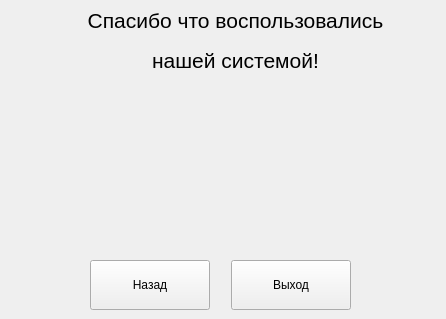
This is uis/form2.ui in proffix4/PythonForm2 as Qt 5 draws it before an edit. The edited form follows.
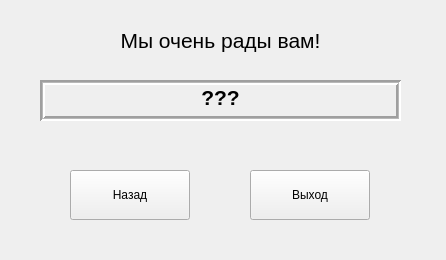
This is the edited form.

The edit to the form file:
```diff
--- a/uis/form2.ui
+++ b/uis/form2.ui
@@ -7,19 +7,19 @@
     <x>0</x>
     <y>0</y>
     <width>446</width>
-    <height>319</height>
+    <height>260</height>
    </rect>
   </property>
   <property name="minimumSize">
    <size>
     <width>446</width>
-    <height>319</height>
+    <height>260</height>
    </size>
   </property>
   <property name="maximumSize">
    <size>
     <width>446</width>
-    <height>319</height>
+    <height>260</height>
    </size>
   </property>
   <property name="windowTitle">
@@ -29,9 +29,9 @@
    <widget class="QLabel" name="label">
     <property name="geometry">
      <rect>
-      <x>50</x>
-      <y>0</y>
-      <width>371</width>
+      <x>40</x>
+      <y>20</y>
+      <width>361</width>
       <height>41</height>
      </rect>
     </property>
@@ -42,7 +42,7 @@
      </font>
     </property>
     <property name="text">
-     <string>Спасибо что воспользовались</string>
+     <string>Мы очень рады вам!</string>
     </property>
     <property name="alignment">
      <set>Qt::AlignCenter</set>
@@ -51,9 +51,9 @@
    <widget class="QLabel" name="label_2">
     <property name="geometry">
      <rect>
-      <x>50</x>
-      <y>40</y>
-      <width>371</width>
+      <x>40</x>
+      <y>80</y>
+      <width>361</width>
       <height>41</height>
      </rect>
     </property>
@@ -61,20 +61,34 @@
      <font>
       <family>Segoe UI</family>
       <pointsize>16</pointsize>
+      <weight>75</weight>
+      <bold>true</bold>
      </font>
     </property>
+    <property name="frameShape">
+     <enum>QFrame::Box</enum>
+    </property>
+    <property name="frameShadow">
+     <enum>QFrame::Sunken</enum>
+    </property>
+    <property name="lineWidth">
+     <number>2</number>
+    </property>
+    <property name="midLineWidth">
+     <number>1</number>
+    </property>
     <property name="text">
-     <string>нашей системой!</string>
+     <string>???</string>
     </property>
     <property name="alignment">
-     <set>Qt::AlignCenter</set>
+     <set>Qt::AlignBottom|Qt::AlignHCenter</set>
     </property>
    </widget>
    <widget class="QPushButton" name="btn_back">
     <property name="geometry">
      <rect>
-      <x>90</x>
-      <y>260</y>
+      <x>70</x>
+      <y>170</y>
       <width>120</width>
       <height>50</height>
      </rect>
@@ -91,8 +105,8 @@
    <widget class="QPushButton" name="btn_exit">
     <property name="geometry">
      <rect>
-      <x>231</x>
-      <y>260</y>
+      <x>250</x>
+      <y>170</y>
       <width>120</width>
       <height>50</height>
      </rect>
```
